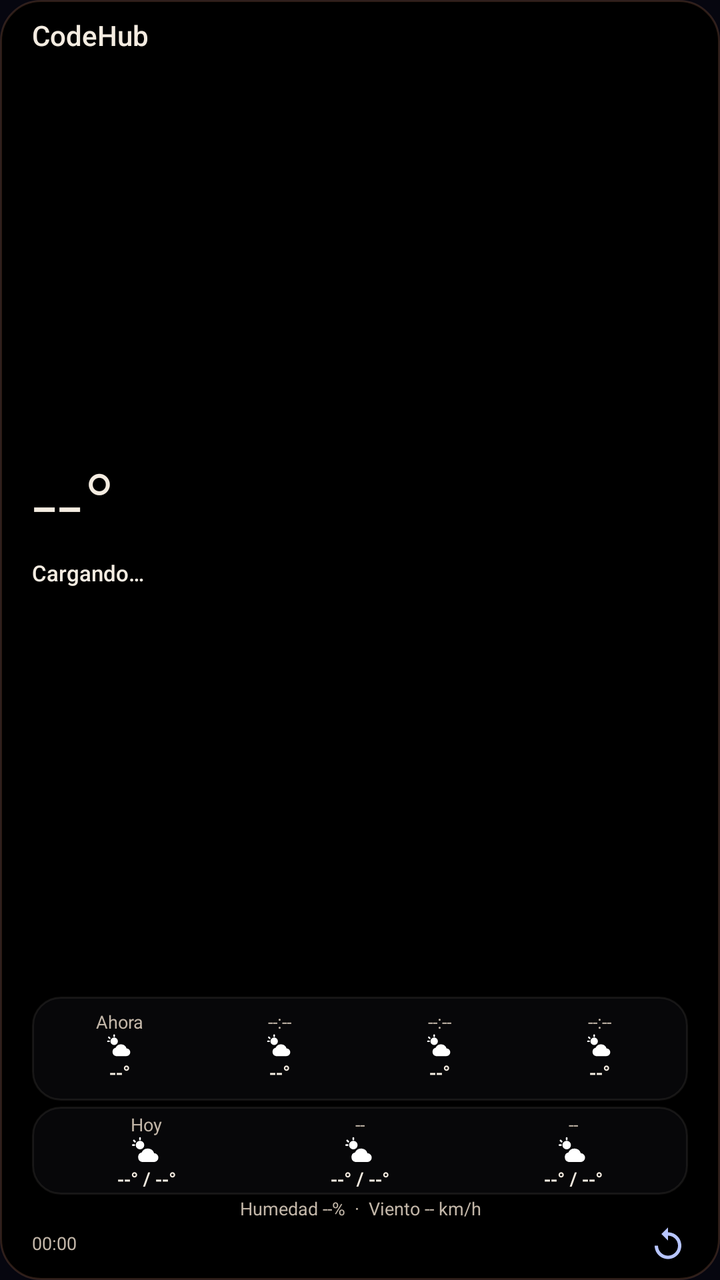
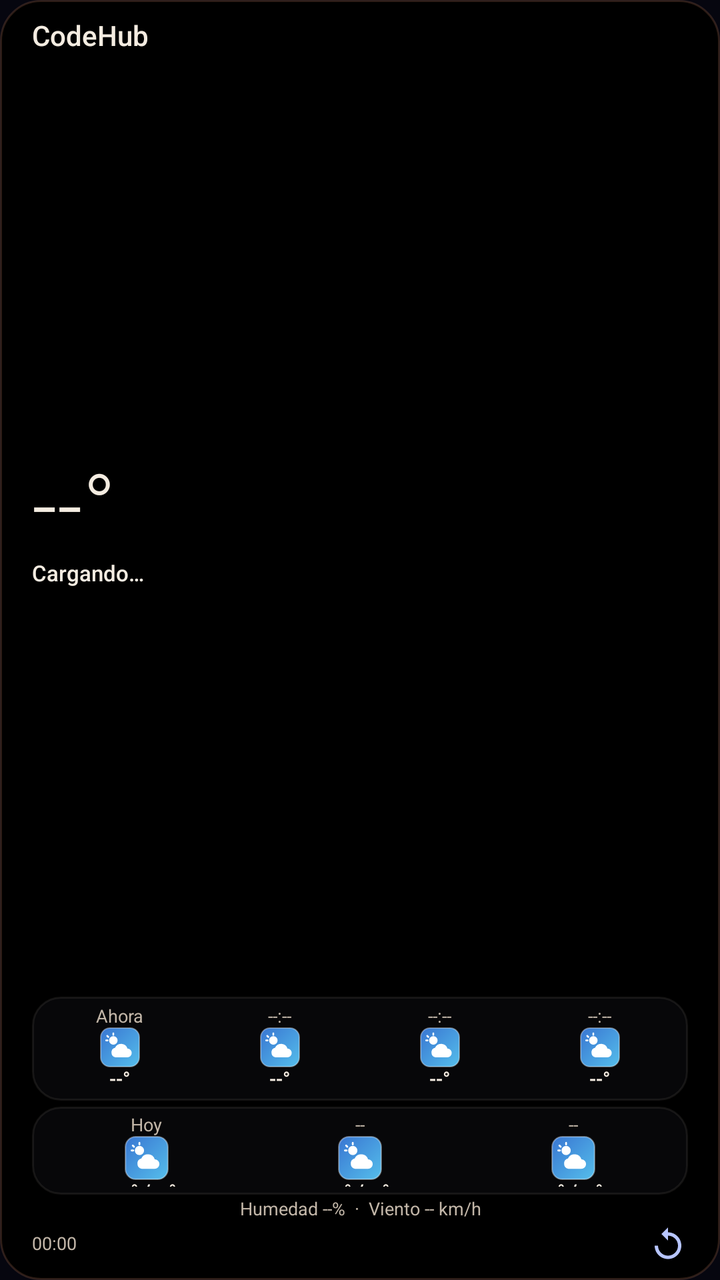

The first picture is an Android layout as it rendered before a commit; the second is the same layout after the commit. The layout source and the unified diff follow.
<!-- AndroidManifest.xml: application theme Theme.CodeHub -->
<!-- res/layout/widget_weather.xml -->
<?xml version="1.0" encoding="utf-8"?>
<FrameLayout xmlns:android="http://schemas.android.com/apk/res/android"
    android:id="@+id/widget_root"
    android:layout_width="match_parent"
    android:layout_height="match_parent"
    android:background="@drawable/widget_background">

    <ImageView
        android:id="@+id/widget_bg_image"
        android:layout_width="match_parent"
        android:layout_height="match_parent"
        android:scaleType="fitXY"
        android:contentDescription="@null" />

    <LinearLayout
        android:layout_width="match_parent"
        android:layout_height="match_parent"
        android:orientation="vertical"
        android:paddingStart="16dp"
        android:paddingTop="10dp"
        android:paddingEnd="16dp"
        android:paddingBottom="8dp">

        
        <LinearLayout
            android:layout_width="match_parent"
            android:layout_height="wrap_content"
            android:orientation="horizontal"
            android:gravity="center_vertical">

            <TextView
                android:includeFontPadding="false"
                android:id="@+id/widget_city"
                android:layout_width="0dp"
                android:layout_height="wrap_content"
                android:layout_weight="1"
                android:text="CodeHub"
                android:textColor="#F4ECE1"
                android:textSize="14sp"
                android:fontFamily="sans-serif-medium"
                android:maxLines="1"
                android:ellipsize="end" />

            <TextView
                android:includeFontPadding="false"
                android:id="@+id/widget_updated"
                android:layout_width="wrap_content"
                android:layout_height="wrap_content"
                android:text=""
                android:textColor="#C2B6A8"
                android:textSize="11sp"
                android:maxLines="1" />
        </LinearLayout>

        
        <LinearLayout
            android:layout_width="match_parent"
            android:layout_height="0dp"
            android:layout_weight="1"
            android:orientation="vertical"
            android:gravity="center_vertical">

            <TextView
                android:includeFontPadding="false"
                android:id="@+id/widget_temp"
                android:layout_width="wrap_content"
                android:layout_height="wrap_content"
                android:text="--°"
                android:textColor="#F4ECE1"
                android:textSize="44sp"
                android:fontFamily="sans-serif-light"
                android:maxLines="1" />

            <LinearLayout
                android:layout_width="match_parent"
                android:layout_height="wrap_content"
                android:layout_marginTop="1dp"
                android:orientation="horizontal"
                android:gravity="center_vertical">

                <TextView
                    android:includeFontPadding="false"
                    android:id="@+id/widget_condition"
                    android:layout_width="0dp"
                    android:layout_height="wrap_content"
                    android:layout_weight="1"
                    android:text="Cargando…"
                    android:textColor="#F4ECE1"
                    android:textSize="11sp"
                    android:fontFamily="sans-serif-medium"
                    android:maxLines="1"
                    android:ellipsize="end" />

                <TextView
                    android:includeFontPadding="false"
                    android:id="@+id/widget_feels"
                    android:layout_width="wrap_content"
                    android:layout_height="wrap_content"
                    android:paddingStart="8dp"
                    android:text=""
                    android:textColor="#C2B6A8"
                    android:textSize="10sp"
                    android:maxLines="1" />
            </LinearLayout>
        </LinearLayout>

        
        <LinearLayout
            android:id="@+id/widget_hourly"
            android:layout_width="match_parent"
            android:layout_height="52dp"
            android:layout_marginTop="3dp"
            android:orientation="horizontal"
            android:gravity="center_vertical"
            android:background="@drawable/widget_glass"
            android:paddingStart="4dp"
            android:paddingEnd="4dp"
            android:paddingTop="4dp"
            android:paddingBottom="4dp">

            <LinearLayout
                android:layout_width="0dp"
                android:layout_height="wrap_content"
                android:layout_weight="1"
                android:orientation="vertical"
                android:gravity="center">

                <TextView
                    android:includeFontPadding="false"
                    android:id="@+id/widget_h1_time"
                    android:layout_width="wrap_content"
                    android:layout_height="wrap_content"
                    android:text="Ahora"
                    android:textColor="#C2B6A8"
                    android:textSize="9sp"
                    android:maxLines="1" />

                <ImageView
                    android:id="@+id/widget_h1_icon"
                    android:layout_width="14dp"
                    android:layout_height="14dp"
                    android:contentDescription="@null"
                    android:src="@drawable/ic_wx_partly" />

                <TextView
                    android:includeFontPadding="false"
                    android:id="@+id/widget_h1_temp"
                    android:layout_width="wrap_content"
                    android:layout_height="wrap_content"
                    android:text="--°"
                    android:textColor="#F4ECE1"
                    android:textSize="10sp"
                    android:fontFamily="sans-serif-medium"
                    android:maxLines="1" />
            </LinearLayout>

            <LinearLayout
                android:layout_width="0dp"
                android:layout_height="wrap_content"
                android:layout_weight="1"
                android:orientation="vertical"
                android:gravity="center">

                <TextView
                    android:includeFontPadding="false"
                    android:id="@+id/widget_h2_time"
                    android:layout_width="wrap_content"
                    android:layout_height="wrap_content"
                    android:text="--:--"
                    android:textColor="#C2B6A8"
                    android:textSize="9sp"
                    android:maxLines="1" />

                <ImageView
                    android:id="@+id/widget_h2_icon"
                    android:layout_width="14dp"
                    android:layout_height="14dp"
                    android:contentDescription="@null"
                    android:src="@drawable/ic_wx_partly" />

                <TextView
                    android:includeFontPadding="false"
                    android:id="@+id/widget_h2_temp"
                    android:layout_width="wrap_content"
                    android:layout_height="wrap_content"
                    android:text="--°"
                    android:textColor="#F4ECE1"
                    android:textSize="10sp"
                    android:fontFamily="sans-serif-medium"
                    android:maxLines="1" />
            </LinearLayout>

            <LinearLayout
                android:layout_width="0dp"
                android:layout_height="wrap_content"
                android:layout_weight="1"
                android:orientation="vertical"
                android:gravity="center">

                <TextView
                    android:includeFontPadding="false"
                    android:id="@+id/widget_h3_time"
                    android:layout_width="wrap_content"
                    android:layout_height="wrap_content"
                    android:text="--:--"
                    android:textColor="#C2B6A8"
                    android:textSize="9sp"
                    android:maxLines="1" />

                <ImageView
                    android:id="@+id/widget_h3_icon"
                    android:layout_width="14dp"
                    android:layout_height="14dp"
                    android:contentDescription="@null"
                    android:src="@drawable/ic_wx_partly" />

                <TextView
                    android:includeFontPadding="false"
                    android:id="@+id/widget_h3_temp"
                    android:layout_width="wrap_content"
                    android:layout_height="wrap_content"
                    android:text="--°"
                    android:textColor="#F4ECE1"
                    android:textSize="10sp"
                    android:fontFamily="sans-serif-medium"
                    android:maxLines="1" />
            </LinearLayout>

            <LinearLayout
                android:layout_width="0dp"
                android:layout_height="wrap_content"
                android:layout_weight="1"
                android:orientation="vertical"
                android:gravity="center">

                <TextView
                    android:includeFontPadding="false"
                    android:id="@+id/widget_h4_time"
                    android:layout_width="wrap_content"
                    android:layout_height="wrap_content"
                    android:text="--:--"
                    android:textColor="#C2B6A8"
                    android:textSize="9sp"
                    android:maxLines="1" />

                <ImageView
                    android:id="@+id/widget_h4_icon"
                    android:layout_width="14dp"
                    android:layout_height="14dp"
                    android:contentDescription="@null"
                    android:src="@drawable/ic_wx_partly" />

                <TextView
                    android:includeFontPadding="false"
                    android:id="@+id/widget_h4_temp"
                    android:layout_width="wrap_content"
                    android:layout_height="wrap_content"
                    android:text="--°"
                    android:textColor="#F4ECE1"
                    android:textSize="10sp"
                    android:fontFamily="sans-serif-medium"
                    android:maxLines="1" />
            </LinearLayout>
        </LinearLayout>

        
        <LinearLayout
            android:id="@+id/widget_daily"
            android:layout_width="match_parent"
            android:layout_height="44dp"
            android:layout_marginTop="3dp"
            android:orientation="horizontal"
            android:gravity="center_vertical"
            android:background="@drawable/widget_glass"
            android:paddingStart="4dp"
            android:paddingEnd="4dp"
            android:paddingTop="4dp"
            android:paddingBottom="4dp">

            <LinearLayout
                android:layout_width="0dp"
                android:layout_height="wrap_content"
                android:layout_weight="1"
                android:orientation="vertical"
                android:gravity="center">

                <TextView
                    android:includeFontPadding="false"
                    android:id="@+id/widget_d1_day"
                    android:layout_width="wrap_content"
                    android:layout_height="wrap_content"
                    android:text="Hoy"
                    android:textColor="#C2B6A8"
                    android:textSize="9sp"
                    android:maxLines="1" />

                <ImageView
                    android:id="@+id/widget_d1_icon"
                    android:layout_width="16dp"
                    android:layout_height="16dp"
                    android:contentDescription="@null"
                    android:src="@drawable/ic_wx_partly" />

                <TextView
                    android:includeFontPadding="false"
                    android:id="@+id/widget_d1_temp"
                    android:layout_width="wrap_content"
                    android:layout_height="wrap_content"
                    android:text="--° / --°"
                    android:textColor="#F4ECE1"
                    android:textSize="10sp"
                    android:fontFamily="sans-serif-medium"
                    android:maxLines="1" />
            </LinearLayout>

            <LinearLayout
                android:layout_width="0dp"
                android:layout_height="wrap_content"
                android:layout_weight="1"
                android:orientation="vertical"
                android:gravity="center">

                <TextView
                    android:includeFontPadding="false"
                    android:id="@+id/widget_d2_day"
                    android:layout_width="wrap_content"
                    android:layout_height="wrap_content"
                    android:text="--"
                    android:textColor="#C2B6A8"
                    android:textSize="9sp"
                    android:maxLines="1" />

                <ImageView
                    android:id="@+id/widget_d2_icon"
                    android:layout_width="16dp"
                    android:layout_height="16dp"
                    android:contentDescription="@null"
                    android:src="@drawable/ic_wx_partly" />

                <TextView
                    android:includeFontPadding="false"
                    android:id="@+id/widget_d2_temp"
                    android:layout_width="wrap_content"
                    android:layout_height="wrap_content"
                    android:text="--° / --°"
                    android:textColor="#F4ECE1"
                    android:textSize="10sp"
                    android:fontFamily="sans-serif-medium"
                    android:maxLines="1" />
            </LinearLayout>

            <LinearLayout
                android:layout_width="0dp"
                android:layout_height="wrap_content"
                android:layout_weight="1"
                android:orientation="vertical"
                android:gravity="center">

                <TextView
                    android:includeFontPadding="false"
                    android:id="@+id/widget_d3_day"
                    android:layout_width="wrap_content"
                    android:layout_height="wrap_content"
                    android:text="--"
                    android:textColor="#C2B6A8"
                    android:textSize="9sp"
                    android:maxLines="1" />

                <ImageView
                    android:id="@+id/widget_d3_icon"
                    android:layout_width="16dp"
                    android:layout_height="16dp"
                    android:contentDescription="@null"
                    android:src="@drawable/ic_wx_partly" />

                <TextView
                    android:includeFontPadding="false"
                    android:id="@+id/widget_d3_temp"
                    android:layout_width="wrap_content"
                    android:layout_height="wrap_content"
                    android:text="--° / --°"
                    android:textColor="#F4ECE1"
                    android:textSize="10sp"
                    android:fontFamily="sans-serif-medium"
                    android:maxLines="1" />
            </LinearLayout>
        </LinearLayout>

        
        <TextView
            android:includeFontPadding="false"
            android:id="@+id/widget_details"
            android:layout_width="match_parent"
            android:layout_height="wrap_content"
            android:layout_marginTop="2dp"
            android:text="Humedad --%  ·  Viento -- km/h"
            android:textColor="#C2B6A8"
            android:textSize="9sp"
            android:gravity="center"
            android:maxLines="1"
            android:ellipsize="end" />

        
        <LinearLayout
            android:layout_width="match_parent"
            android:layout_height="wrap_content"
            android:layout_marginTop="2dp"
            android:orientation="horizontal"
            android:gravity="center_vertical">

            <Chronometer
                android:includeFontPadding="false"
                android:id="@+id/widget_updated2"
                android:layout_width="0dp"
                android:layout_height="wrap_content"
                android:layout_weight="1"
                android:text=""
                android:textColor="#C2B6A8"
                android:textSize="9sp"
                android:maxLines="1" />

            <ProgressBar
                android:id="@+id/widget_refresh_progress"
                style="?android:attr/progressBarStyleSmall"
                android:layout_width="14dp"
                android:layout_height="14dp"
                android:visibility="gone" />

            <ImageView
                android:id="@+id/widget_refresh"
                android:layout_width="20dp"
                android:layout_height="20dp"
                android:src="@drawable/ic_store_refresh"
                android:scaleType="fitCenter"
                android:contentDescription="Actualizar clima" />
        </LinearLayout>
    </LinearLayout>
</FrameLayout>
<!-- resources referenced by this layout -->
<resources>
  <!-- drawable ic_store_refresh (drawable) -->
  <vector xmlns:android="http://schemas.android.com/apk/res/android"
      android:width="24dp" android:height="24dp" android:viewportWidth="24" android:viewportHeight="24">
      <path android:fillColor="#FFB7C5FF" android:pathData="M12,5V2L8,6l4,4V7c3.31,0 6,2.69 6,6s-2.69,6 -6,6 -6,-2.69 -6,-6H4c0,4.42 3.58,8 8,8s8,-3.58 8,-8 -3.58,-8 -8,-8z" />
  </vector>
  <!-- drawable ic_wx_partly (drawable) -->
  <?xml version="1.0" encoding="utf-8"?>
  <vector xmlns:android="http://schemas.android.com/apk/res/android"
      android:width="24dp"
      android:height="24dp"
      android:viewportWidth="24"
      android:viewportHeight="24">
      <path
          android:fillColor="#FFFFFFFF"
          android:pathData="M7,3.6A3.2,3.2 0 1,0 7,10A3.2,3.2 0 1,0 7,3.6Z" />
      <path
          android:pathData="M7,1.5L7,2.6M2.4,3.4L3.2,4.2M1.6,6.8L2.7,6.8"
          android:strokeColor="#FFFFFFFF"
          android:strokeLineCap="round"
          android:strokeWidth="1.3" />
      <path
          android:fillColor="#FFFFFFFF"
          android:pathData="M8.6,19.5H17.4A3.3,3.3 0 0,0 17.6,12.9A5,5 0 0,0 8.3,12.3A3.7,3.7 0 0,0 8.6,19.5Z" />
  </vector>
  <!-- drawable widget_background (drawable) -->
  <?xml version="1.0" encoding="utf-8"?>
  <shape xmlns:android="http://schemas.android.com/apk/res/android"
      android:shape="rectangle">
      <solid android:color="#FF000000" />
      <corners android:radius="20dp" />
      <stroke
          android:width="1dp"
          android:color="#33D98A67" />
  </shape>
  <!-- drawable widget_glass (drawable) -->
  <?xml version="1.0" encoding="utf-8"?>
  <shape xmlns:android="http://schemas.android.com/apk/res/android"
      android:shape="rectangle">
      <corners android:radius="14dp" />
      <solid android:color="#E608080A" />
      <stroke
          android:width="1dp"
          android:color="#14F4ECE1" />
  </shape>
  <style name="Theme.CodeHub" parent="android:Theme.Material.NoActionBar">
          <item name="android:colorPrimary">#2f80ed</item>
          <item name="android:colorPrimaryDark">#080810</item>
          <item name="android:colorAccent">#2f80ed</item>
          <item name="android:windowBackground">#080810</item>
          <item name="android:statusBarColor">#080810</item>
          <item name="android:navigationBarColor">#080810</item>
          <item name="android:windowFullscreen">false</item>
          <item name="android:windowTranslucentStatus">false</item>
          <item name="android:windowTranslucentNavigation">false</item>
      </style>
</resources>

<!-- the commit's change to res/layout/widget_weather.xml (unified diff, before → after) -->
@@ -137,10 +137,10 @@
 
                 <ImageView
                     android:id="@+id/widget_h1_icon"
-                    android:layout_width="14dp"
-                    android:layout_height="14dp"
-                    android:contentDescription="@null"
-                    android:src="@drawable/ic_wx_partly" />
+                    android:layout_width="20dp"
+                    android:layout_height="20dp"
+                    android:contentDescription="@null"
+                    android:src="@drawable/widget_weather_icon_preview" />
 
                 <TextView
                     android:includeFontPadding="false"
@@ -173,10 +173,10 @@
 
                 <ImageView
                     android:id="@+id/widget_h2_icon"
-                    android:layout_width="14dp"
-                    android:layout_height="14dp"
-                    android:contentDescription="@null"
-                    android:src="@drawable/ic_wx_partly" />
+                    android:layout_width="20dp"
+                    android:layout_height="20dp"
+                    android:contentDescription="@null"
+                    android:src="@drawable/widget_weather_icon_preview" />
 
                 <TextView
                     android:includeFontPadding="false"
@@ -209,10 +209,10 @@
 
                 <ImageView
                     android:id="@+id/widget_h3_icon"
-                    android:layout_width="14dp"
-                    android:layout_height="14dp"
-                    android:contentDescription="@null"
-                    android:src="@drawable/ic_wx_partly" />
+                    android:layout_width="20dp"
+                    android:layout_height="20dp"
+                    android:contentDescription="@null"
+                    android:src="@drawable/widget_weather_icon_preview" />
 
                 <TextView
                     android:includeFontPadding="false"
@@ -245,10 +245,10 @@
 
                 <ImageView
                     android:id="@+id/widget_h4_icon"
-                    android:layout_width="14dp"
-                    android:layout_height="14dp"
-                    android:contentDescription="@null"
-                    android:src="@drawable/ic_wx_partly" />
+                    android:layout_width="20dp"
+                    android:layout_height="20dp"
+                    android:contentDescription="@null"
+                    android:src="@drawable/widget_weather_icon_preview" />
 
                 <TextView
                     android:includeFontPadding="false"
@@ -296,10 +296,10 @@
 
                 <ImageView
                     android:id="@+id/widget_d1_icon"
-                    android:layout_width="16dp"
-                    android:layout_height="16dp"
-                    android:contentDescription="@null"
-                    android:src="@drawable/ic_wx_partly" />
+                    android:layout_width="22dp"
+                    android:layout_height="22dp"
+                    android:contentDescription="@null"
+                    android:src="@drawable/widget_weather_icon_preview" />
 
                 <TextView
                     android:includeFontPadding="false"
@@ -332,10 +332,10 @@
 
                 <ImageView
                     android:id="@+id/widget_d2_icon"
-                    android:layout_width="16dp"
-                    android:layout_height="16dp"
-                    android:contentDescription="@null"
-                    android:src="@drawable/ic_wx_partly" />
+                    android:layout_width="22dp"
+                    android:layout_height="22dp"
+                    android:contentDescription="@null"
+                    android:src="@drawable/widget_weather_icon_preview" />
 
                 <TextView
                     android:includeFontPadding="false"
@@ -368,10 +368,10 @@
 
                 <ImageView
                     android:id="@+id/widget_d3_icon"
-                    android:layout_width="16dp"
-                    android:layout_height="16dp"
-                    android:contentDescription="@null"
-                    android:src="@drawable/ic_wx_partly" />
+                    android:layout_width="22dp"
+                    android:layout_height="22dp"
+                    android:contentDescription="@null"
+                    android:src="@drawable/widget_weather_icon_preview" />
 
                 <TextView
                     android:includeFontPadding="false"
<!-- resource entries referenced after the edit -->
@@ -44,6 +44,18 @@
           android:width="1dp"
           android:color="#14F4ECE1" />
   </shape>
+  <!-- drawable widget_weather_icon_preview (drawable) -->
+  <?xml version="1.0" encoding="utf-8"?>
+  <layer-list xmlns:android="http://schemas.android.com/apk/res/android">
+      <item>
+          <shape android:shape="rectangle">
+              <gradient android:angle="135" android:startColor="#FF55BEEB" android:endColor="#FF3976D2" />
+              <corners android:radius="7dp" />
+              <stroke android:width="1dp" android:color="#55FFFFFF" />
+          </shape>
+      </item>
+      <item android:left="3dp" android:top="3dp" android:right="3dp" android:bottom="3dp" android:drawable="@drawable/ic_wx_partly" />
+  </layer-list>
   <style name="Theme.CodeHub" parent="android:Theme.Material.NoActionBar">
           <item name="android:colorPrimary">#2f80ed</item>
           <item name="android:colorPrimaryDark">#080810</item>
